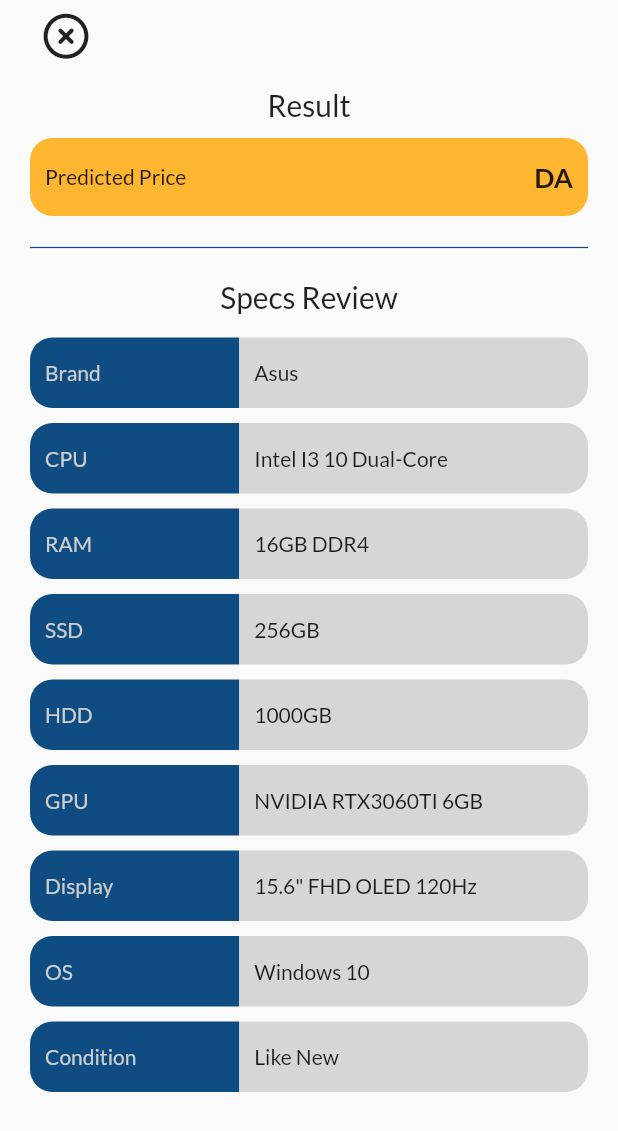
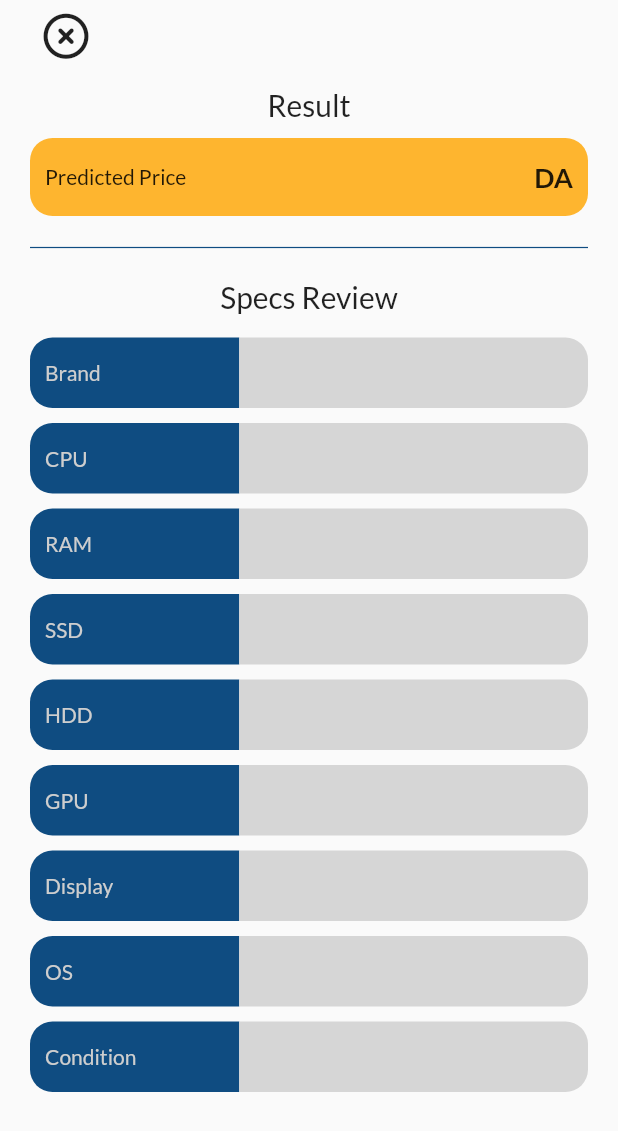
Before and after one commit to Mohamed-Ararr/Price-Mentor-App, a Flutter app: the ResultViewBody screen opened directly with empty values, on a phone screen of 412 x 824 dp. Shown: the top 1131 px of the screen. Run offline on Flutter 3.47's test engine with Material 2 defaults, Android fonts, the phone set to English and light mode, and no system bars; our stand-ins replace dio, dropdown_search, equatable, flutter_bloc, font_awesome_flutter, go_router and 1 more.

Commit message:
connect submit button to result screen

```diff
--- a/lib/Core/Router/routing.dart
+++ b/lib/Core/Router/routing.dart
@@ -25,7 +25,7 @@
         path: resultView,
         builder: (context, state) => BlocProvider(
           create: (context) => PostPriceCubit(),
-          child: ResultView(price: state.extra as String),
+          child: ResultView(laptop: state.extra as Laptop),
         ),
       ),
     ],
--- a/lib/Features/HomeScreen/Model/LaptopModel.dart
+++ b/lib/Features/HomeScreen/Model/LaptopModel.dart
@@ -12,6 +12,7 @@
   String? fps;
   String? os;
   String? condition;
+  String? price;
 
   Laptop({
     this.brand,
@@ -25,5 +26,6 @@
     this.fps,
     this.os,
     this.condition,
+    this.price,
   });
 }
--- a/lib/Features/HomeScreen/Presentation/Widgets/laptopFields.dart
+++ b/lib/Features/HomeScreen/Presentation/Widgets/laptopFields.dart
@@ -1,3 +1,5 @@
+// ignore_for_file: file_names
+
 import 'package:flutter/material.dart';
 import 'package:pricementor/Core/Utils/item_list.dart';
 import 'package:pricementor/Features/HomeScreen/Model/LaptopModel.dart';
--- a/lib/Features/HomeScreen/Presentation/Widgets/submitButton.dart
+++ b/lib/Features/HomeScreen/Presentation/Widgets/submitButton.dart
@@ -1,7 +1,6 @@
 // ignore_for_file: file_names
 
 import 'package:flutter/material.dart';
-import 'package:pricementor/Core/font%20options/fonts.dart';
 import 'package:pricementor/constValues.dart';
 
 class SubmitButton extends StatelessWidget {
--- a/lib/Features/ResultScreen/Presentation/Widgets/ResultViewBody.dart
+++ b/lib/Features/ResultScreen/Presentation/Widgets/ResultViewBody.dart
@@ -7,10 +7,12 @@
 import "package:pricementor/Features/ResultScreen/Presentation/Widgets/resultWidget.dart";
 import "package:pricementor/constValues.dart";
 
+import "../../../HomeScreen/Model/LaptopModel.dart";
+
 class ResultViewBody extends StatelessWidget {
-  const ResultViewBody({super.key, required this.price});
+  const ResultViewBody({super.key, required this.laptop});
 
-  final String price;
+  final Laptop laptop;
 
   @override
   Widget build(BuildContext context) {
@@ -19,38 +21,39 @@
         child: Padding(
           padding: kPaddingLR,
           child: SingleChildScrollView(
+            physics: const BouncingScrollPhysics(),
             child: Column(
               children: [
                 const ResultViewAppBar(),
                 const SizedBox(height: 10),
                 Text("Result", style: Fonts.regularTitle),
                 const SizedBox(height: 10),
-                ResultWidget(price: price),
+                ResultWidget(price: laptop.price!),
                 const SizedBox(height: 20),
                 Divider(color: kBlueColor, height: 2, thickness: 0.8),
                 const SizedBox(height: 20),
                 Text("Specs Review", style: Fonts.regularTitle),
                 const SizedBox(height: 15),
-                const SpecAndValue(spec: "Brand", specValue: "Asus"),
+                SpecAndValue(spec: "Brand", specValue: laptop.brand!),
                 const SizedBox(height: 10),
-                const SpecAndValue(
-                    spec: "CPU", specValue: "Intel I3 10 Dual-Core"),
+                SpecAndValue(spec: "CPU", specValue: laptop.cpu!),
                 const SizedBox(height: 10),
-                const SpecAndValue(spec: "RAM", specValue: "16GB DDR4"),
+                SpecAndValue(spec: "RAM", specValue: laptop.ram!),
                 const SizedBox(height: 10),
-                const SpecAndValue(spec: "SSD", specValue: "256GB"),
+                SpecAndValue(spec: "SSD", specValue: laptop.ssd!),
                 const SizedBox(height: 10),
-                const SpecAndValue(spec: "HDD", specValue: "1000GB"),
+                SpecAndValue(spec: "HDD", specValue: laptop.hdd!),
                 const SizedBox(height: 10),
-                const SpecAndValue(
-                    spec: "GPU", specValue: "NVIDIA RTX3060TI 6GB"),
+                SpecAndValue(spec: "GPU", specValue: laptop.gpu!),
                 const SizedBox(height: 10),
-                const SpecAndValue(
-                    spec: "Display", specValue: "15.6\" FHD OLED 120Hz"),
+                SpecAndValue(
+                    spec: "Display",
+                    specValue:
+                        "${laptop.size} ${laptop.resolution} ${laptop.fps}"),
                 const SizedBox(height: 10),
-                const SpecAndValue(spec: "OS", specValue: "Windows 10"),
+                SpecAndValue(spec: "OS", specValue: laptop.os!),
                 const SizedBox(height: 10),
-                const SpecAndValue(spec: "Condition", specValue: "Like New"),
+                SpecAndValue(spec: "Condition", specValue: laptop.condition!),
                 const SizedBox(height: 10),
               ],
             ),
--- a/lib/Features/SplashScreen/Presentation/Widgets/appMotiveHeadline.dart
+++ b/lib/Features/SplashScreen/Presentation/Widgets/appMotiveHeadline.dart
@@ -1,3 +1,5 @@
+// ignore_for_file: file_names
+
 import 'package:flutter/material.dart';
 
 import '../../../../Core/font options/fonts.dart';
```
Also changed, not shown: lib/Features/HomeScreen/Presentation/Widgets/HomeViewBody.dart (+18 -6 lines), lib/Features/ResultScreen/Presentation/ResultView.dart (+4 -3 lines).
